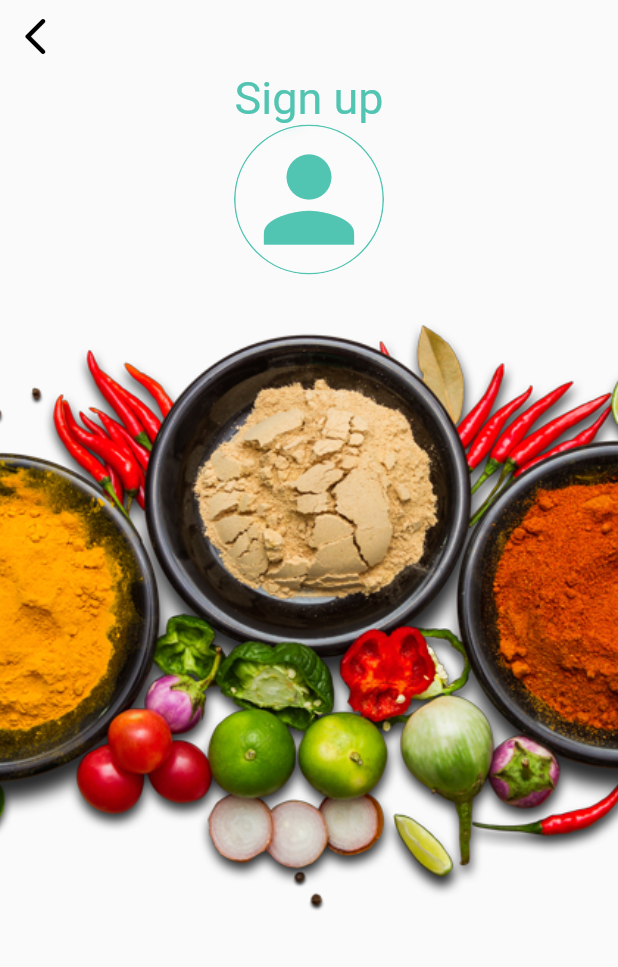
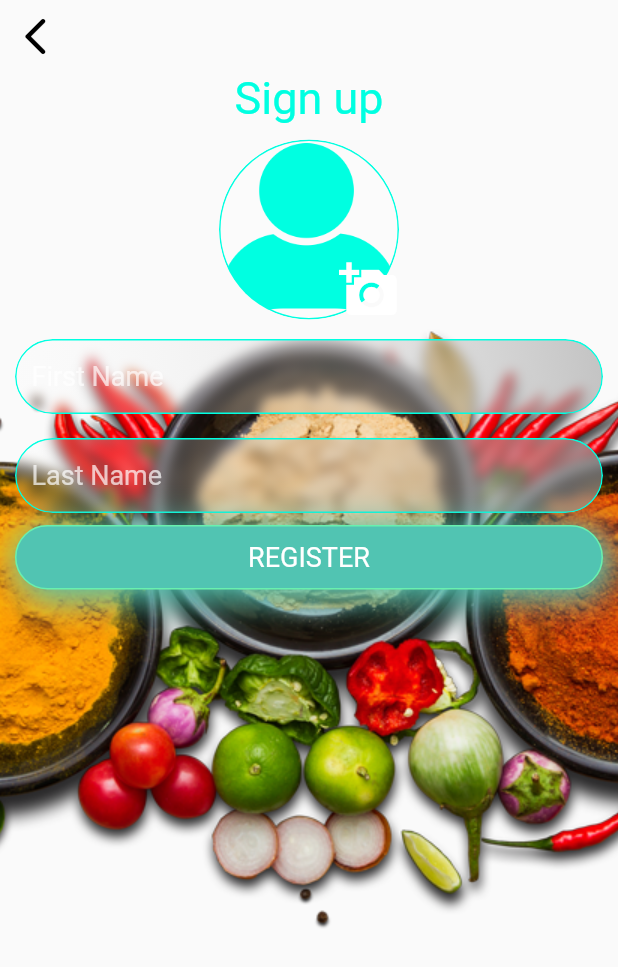
Before and after one commit to KamranMehar/foodzik, a Flutter app: the screen it shows after launch, after a tap on "SIGN UP", on a phone screen of 412 x 824 dp. Shown: the top 967 px of the screen. Run offline on Flutter 3.47's test engine with Material 2 defaults, Android fonts, the phone set to English and light mode, and no system bars; our stand-ins replace firebase_core, google_fonts; accounts and stored records are empty.

Commit message:
added custom text form field in signup page

```diff
--- a/lib/main.dart
+++ b/lib/main.dart
@@ -2,14 +2,16 @@ import 'package:flutter/material.dart';
 import 'package:flutter/services.dart';
 import 'package:foodzik/pages/fisrt_screen.dart';
 import 'package:foodzik/theme/colors.dart';
+import 'package:firebase_core/firebase_core.dart';
 
-void main() {
+void main() async{
   WidgetsFlutterBinding.ensureInitialized();
+  await Firebase.initializeApp();
   SystemChrome.setPreferredOrientations([
     DeviceOrientation.portraitUp,
     DeviceOrientation.portraitDown,
   ]).then((value) => runApp(MyApp()));
-  runApp(MyApp());
+  runApp(const MyApp());
 }
 
 class MyApp extends StatelessWidget {
@@ -19,7 +21,6 @@ class MyApp extends StatelessWidget {
   @override
   Widget build(BuildContext context) {
     return MaterialApp(
-      title: 'Flutter Demo',
       debugShowCheckedModeBanner: false,
       theme: ThemeData(
         appBarTheme: const AppBarTheme(
@@ -31,7 +32,7 @@ class MyApp extends StatelessWidget {
         ),
         primaryColor: greenPrimary,
       ),
-      home: FirstScreen(),
+      home: const FirstScreen(),
     );
   }
 }
--- /dev/null
+++ b/lib/my_widgets/my_edit_text.dart
@@ -0,0 +1,51 @@
+import 'dart:ui';
+
+import 'package:flutter/material.dart';
+import 'package:foodzik/theme/colors.dart';
+import 'package:google_fonts/google_fonts.dart';
+
+class MyEditText extends StatelessWidget {
+   MyEditText({Key? key,required this.child}) : super(key: key);
+Widget child;
+  @override
+  Widget build(BuildContext context) {
+    return Padding(
+      padding: const EdgeInsets.symmetric(vertical: 8.0),
+      child: ClipRRect(
+        borderRadius: BorderRadius.circular(50),
+        child: BackdropFilter(
+          filter: ImageFilter.blur(sigmaX: 4, sigmaY: 4),
+          child: Container(
+            padding: const EdgeInsets.only(left: 10),
+            decoration: BoxDecoration(
+              gradient: LinearGradient(
+                  begin: Alignment.topRight,
+                  end: Alignment.bottomLeft,
+                  colors:
+              [
+                Colors.grey.withOpacity(0.6),
+                Colors.white.withOpacity(0.1),
+              ]),
+              borderRadius: BorderRadius.circular(50),
+              border: Border.all(color: greenTextColor,width: 1),
+            ),
+            child:
+              child
+            /* TextFormField(
+              controller: controller,
+              style: GoogleFonts.aBeeZee(color: Colors.white,fontSize: 18),
+              decoration:  InputDecoration(
+                  border: InputBorder.none,
+                  hintText: hint,
+                  hintStyle: const TextStyle(color: Colors.white70,fontSize: 18),
+              ),
+              validator: (value){
+                validator(value);
+              },
+            ),*/
+          ),
+        ),
+      ),
+    );
+  }
+}
--- a/lib/pages/sign_up.dart
+++ b/lib/pages/sign_up.dart
@@ -2,6 +2,8 @@ import 'dart:math';
 import 'dart:ui';
 
 import 'package:flutter/material.dart';
+import 'package:foodzik/my_widgets/my_button.dart';
+import 'package:foodzik/my_widgets/my_edit_text.dart';
 import 'package:foodzik/theme/colors.dart';
 import 'package:google_fonts/google_fonts.dart';
 
@@ -13,11 +15,17 @@ class SignupPage extends StatefulWidget {
 }
 
 class _SignupPageState extends State<SignupPage> {
+  final _formKey = GlobalKey<FormState>();
+  TextEditingController firstNameController=TextEditingController();
+  TextEditingController lastNameController=TextEditingController();
+  TextEditingController phoneNumberController=TextEditingController();
+  TextEditingController emailController=TextEditingController();
   @override
   Widget build(BuildContext context) {
     Size size = MediaQuery.of(context).size;
     return Scaffold(
-      body: Stack(children: [
+      body: SingleChildScrollView(
+        child: Stack(children: [
           Positioned(
               child: Transform.rotate(
             angle: -90 * pi / 180,
@@ -41,29 +49,88 @@ class _SignupPageState extends State<SignupPage> {
               Center(
                   child: Text(
                 "Sign up",
-              style: GoogleFonts.aBeeZee(color: greenPrimary, fontSize: 30),
+                style: GoogleFonts.aBeeZee(color: greenTextColor, fontSize: 30),
               )),
+              const SizedBox(height: 10,),
+              //image
               Center(
-              child:ClipRRect(
+                child:Stack(
+                  children:[
+                    ClipRRect(
                     borderRadius: BorderRadius.circular(100),
                     child: BackdropFilter(
                       filter: ImageFilter.blur(sigmaX: 6, sigmaY: 6),
                       child: Container(
-                    height: 100,
-                    width: 100,
+                        height: 120,
+                        width: 120,
                         decoration: BoxDecoration(
-                      border: Border.all(color: greenPrimary,width: 1),
+                          border: Border.all(color: greenTextColor,width: 1),
                           color: Colors.white24,
                           shape: BoxShape.circle
                         ),
-                    ///Replace with Image here
-                    child: Icon(Icons.person,color: greenPrimary,size: 90,),
+                        ///Replace with Image here---
+                          child: Image.asset('assets/avatar.png',color: greenTextColor,fit: BoxFit.fitWidth,),
                       ),
                     ),
-              ) ),
+                  ),
+                     Positioned(
+                       bottom: 0,
+                       right: 0,
+                       child: IconButton(onPressed: (){},
+                            icon: const Icon(Icons.add_a_photo,color: Colors.white,size: 40,)),
+                     ),
+                ]
+                )
+                ),
+              Form(
+                  key: _formKey,
+                  child: Padding(
+                    padding: const EdgeInsets.symmetric(vertical: 5,horizontal: 10),
+                    child: Column(children: [
+                      MyEditText(
+                        child:  TextFormField(
+                          controller: firstNameController,
+                          style: GoogleFonts.aBeeZee(color: Colors.white,fontSize: 18),
+                          decoration:  const InputDecoration(
+                            border: InputBorder.none,
+                            hintText: "First Name",
+                            hintStyle: TextStyle(color: Colors.white70,fontSize: 18),
+                          ),
+                          validator: (value){
+                            if(value!.isEmpty){
+                              return "First Name is EMpty";
+                            }
+                          },
+                        ),
+                      ),
+                      MyEditText(
+                       child:  TextFormField(
+                         controller: lastNameController,
+                         style: GoogleFonts.aBeeZee(color: Colors.white,fontSize: 18),
+                         decoration:  InputDecoration(
+                           border: InputBorder.none,
+                           hintText: "Last Name",
+                           hintStyle: const TextStyle(color: Colors.white70,fontSize: 18),
+                         ),
+                         validator: (value){
+                          if(value!.isEmpty){
+                            return "Last Name is Empty";
+                          }
+                         },
+                       ),
+                      ),
+                      CustomButton(onTap: (){
+                        if(_formKey.currentState!.validate()){
+                          print("valid");
+                        }
+                      }, title: "Register",
+                      fontSize: 18,)
+              ],),
+                  ))
             ],
           ),
         ]),
+      ),
     );
   }
 }
--- a/lib/theme/colors.dart
+++ b/lib/theme/colors.dart
@@ -3,3 +3,4 @@
 import 'dart:ui';
 
 const Color greenPrimary=Color(0xff51C4B2);
+const Color greenTextColor=Color(0xff00FFE1);
--- a/pubspec.yaml
+++ b/pubspec.yaml
@@ -36,6 +36,9 @@ dependencies:
   # Use with the CupertinoIcons class for iOS style icons.
   cupertino_icons: ^1.0.2
   google_fonts: ^4.0.3
+  firebase_core: ^2.8.0
+  firebase_database: ^10.0.16
+  firebase_auth: any
 
 dev_dependencies:
   flutter_test:
```
Also changed, not shown: assets/avatar.png (added), lib/firebase_options.dart (added), pubspec.lock, 5 other files. Lines whose indentation alone changed are shown as unchanged.
